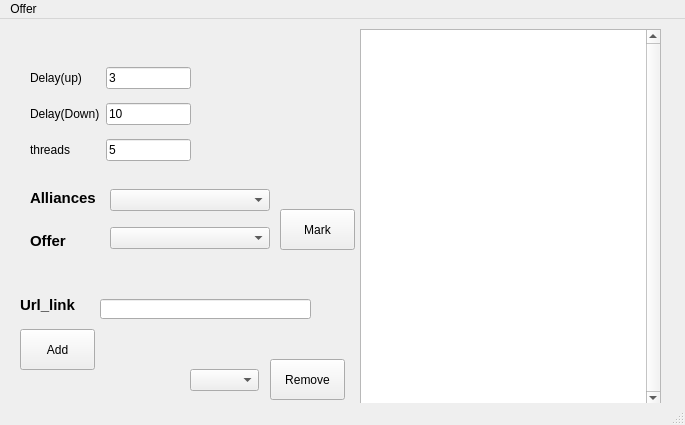
Before: the Qt Designer form ui/test.ui in FuckBrains/src, drawn with Qt 5.
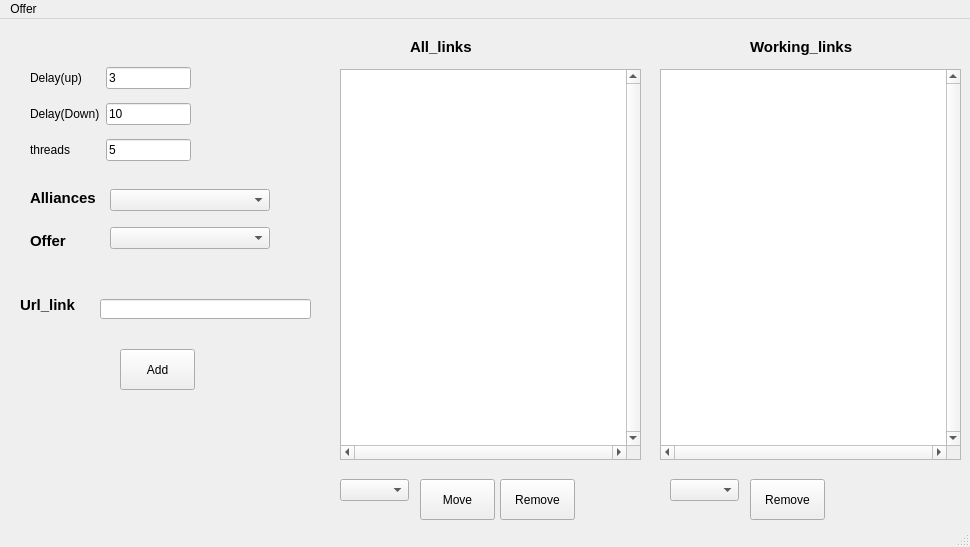
After: the same form once the commit is applied.

The edit to the form file:
```diff
--- a/ui/test.ui
+++ b/ui/test.ui
@@ -9,8 +9,8 @@
    <rect>
     <x>0</x>
     <y>0</y>
-    <width>685</width>
-    <height>425</height>
+    <width>970</width>
+    <height>547</height>
    </rect>
   </property>
   <property name="windowTitle">
@@ -23,8 +23,8 @@
    <widget class="QPushButton" name="pushButton">
     <property name="geometry">
      <rect>
-      <x>20</x>
-      <y>310</y>
+      <x>120</x>
+      <y>330</y>
       <width>75</width>
       <height>41</height>
      </rect>
@@ -127,8 +127,8 @@
    <widget class="QTextBrowser" name="textBrowser">
     <property name="geometry">
      <rect>
-      <x>360</x>
-      <y>10</y>
+      <x>340</x>
+      <y>50</y>
       <width>301</width>
       <height>391</height>
      </rect>
@@ -200,8 +200,8 @@
    <widget class="QPushButton" name="pushButton_2">
     <property name="geometry">
      <rect>
-      <x>270</x>
-      <y>340</y>
+      <x>500</x>
+      <y>460</y>
       <width>75</width>
       <height>41</height>
      </rect>
@@ -213,8 +213,8 @@
    <widget class="QComboBox" name="comboBox_3">
     <property name="geometry">
      <rect>
-      <x>190</x>
-      <y>350</y>
+      <x>340</x>
+      <y>460</y>
       <width>69</width>
       <height>22</height>
      </rect>
@@ -223,14 +223,96 @@
    <widget class="QPushButton" name="pushButton_3">
     <property name="geometry">
      <rect>
-      <x>280</x>
-      <y>190</y>
+      <x>420</x>
+      <y>460</y>
       <width>75</width>
       <height>41</height>
      </rect>
     </property>
     <property name="text">
-     <string>Mark</string>
+     <string>Move</string>
+    </property>
+   </widget>
+   <widget class="QTextBrowser" name="textBrowser2">
+    <property name="geometry">
+     <rect>
+      <x>660</x>
+      <y>50</y>
+      <width>301</width>
+      <height>391</height>
+     </rect>
+    </property>
+    <property name="verticalScrollBarPolicy">
+     <enum>Qt::ScrollBarAlwaysOn</enum>
+    </property>
+    <property name="horizontalScrollBarPolicy">
+     <enum>Qt::ScrollBarAlwaysOn</enum>
+    </property>
+    <property name="sizeAdjustPolicy">
+     <enum>QAbstractScrollArea::AdjustIgnored</enum>
+    </property>
+   </widget>
+   <widget class="QComboBox" name="comboBox4">
+    <property name="geometry">
+     <rect>
+      <x>670</x>
+      <y>460</y>
+      <width>69</width>
+      <height>22</height>
+     </rect>
+    </property>
+   </widget>
+   <widget class="QLabel" name="label_7">
+    <property name="geometry">
+     <rect>
+      <x>410</x>
+      <y>10</y>
+      <width>158</width>
+      <height>36</height>
+     </rect>
+    </property>
+    <property name="font">
+     <font>
+      <pointsize>11</pointsize>
+      <weight>75</weight>
+      <bold>true</bold>
+     </font>
+    </property>
+    <property name="text">
+     <string>All_links</string>
+    </property>
+   </widget>
+   <widget class="QLabel" name="label_8">
+    <property name="geometry">
+     <rect>
+      <x>750</x>
+      <y>10</y>
+      <width>158</width>
+      <height>36</height>
+     </rect>
+    </property>
+    <property name="font">
+     <font>
+      <pointsize>11</pointsize>
+      <weight>75</weight>
+      <bold>true</bold>
+     </font>
+    </property>
+    <property name="text">
+     <string>Working_links</string>
+    </property>
+   </widget>
+   <widget class="QPushButton" name="pushButton4">
+    <property name="geometry">
+     <rect>
+      <x>750</x>
+      <y>460</y>
+      <width>75</width>
+      <height>41</height>
+     </rect>
+    </property>
+    <property name="text">
+     <string>Remove</string>
     </property>
    </widget>
   </widget>
@@ -239,7 +321,7 @@
     <rect>
      <x>0</x>
      <y>0</y>
-     <width>685</width>
+     <width>970</width>
      <height>21</height>
     </rect>
    </property>
```
Left out of the diff: 14 changed lines with no effect on the pictures.
